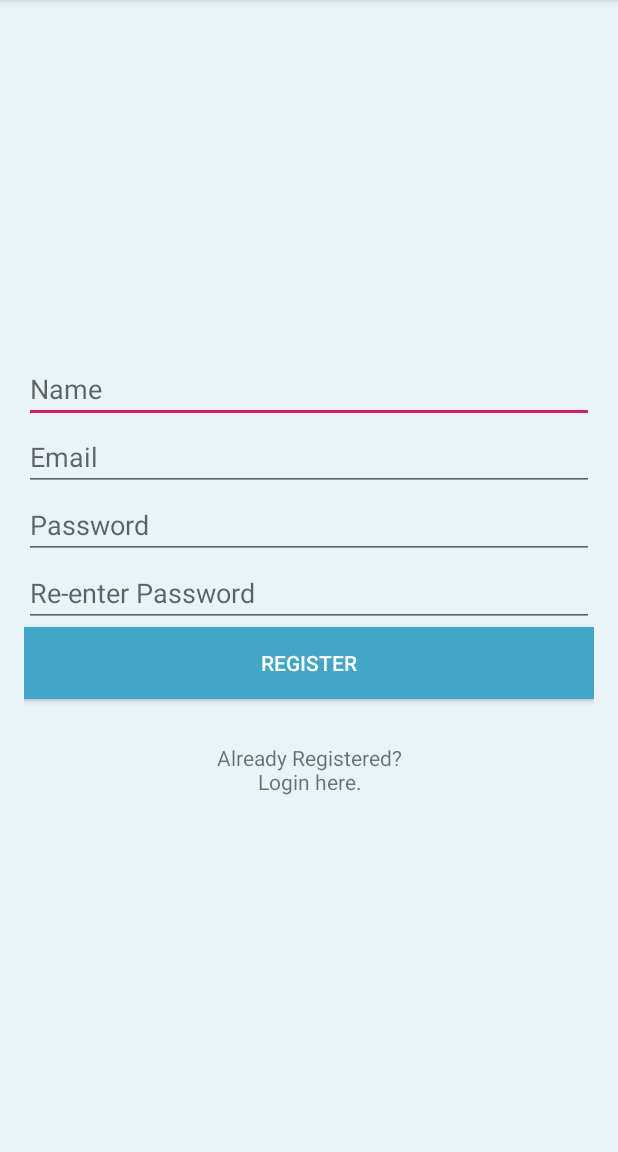
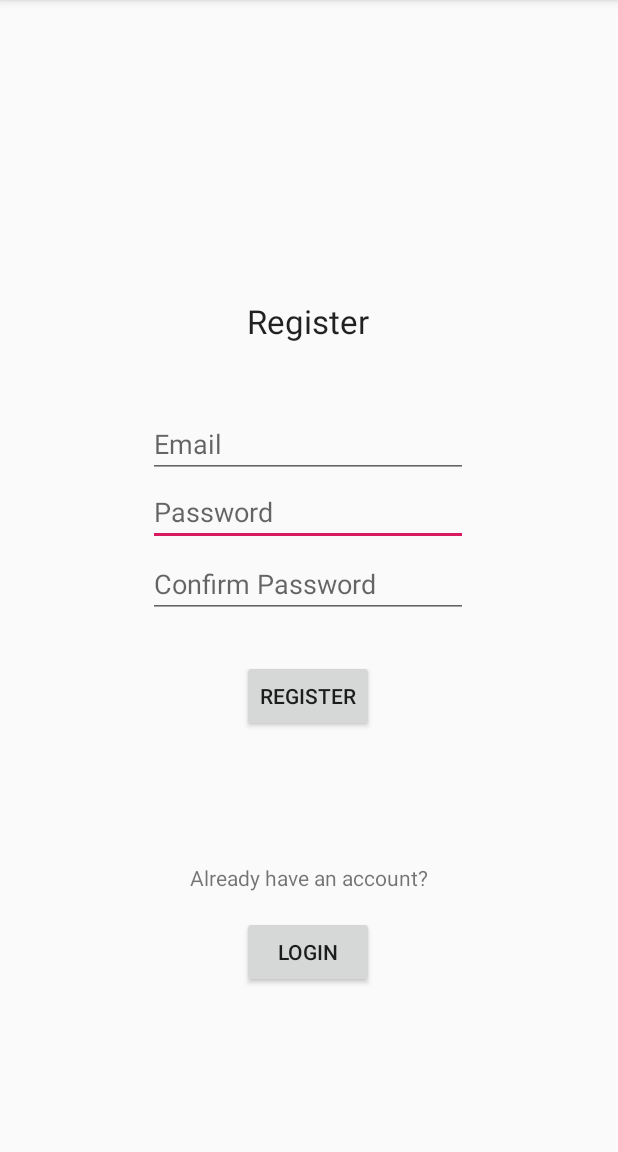
Before and after one commit to Cruz0421/Reminder, an Android app: the Register screen opened directly, with no data from a screen before it, on a phone screen of 412 x 824 dp, the part 84-1236 px from its top. Run offline under Robolectric (Android 15) with nearby library versions, the phone set to English and light mode, and no system bars; our stand-ins replace Volley.

Commit message:
Add files via upload

```diff
--- a/reminderapp/app/src/main/java/com/example/reminderapp/Register.java
+++ b/reminderapp/app/src/main/java/com/example/reminderapp/Register.java
@@ -22,24 +22,36 @@ import org.jetbrains.annotations.Nullable;
 import java.util.HashMap;
 import java.util.Map;
 
-public class Register extends AppCompatActivity {
+public class Register extends AppCompatActivity implements View.OnClickListener{
     private EditText etName, etEmail, etPassword, etReenterPassword;
     private TextView tvStatus;
     private Button btnRegister;
     private String URL = "ssh://artemis_csub/home/stu/pcruz/public_html/Reminder/register.php";
     private String name, email, password, reenterPassword;
+    TextView errortext;
+    String errorMsg = "";
+    Button loginbutton;
+    Button registerbutton;
 
     @Override
     protected void onCreate(@Nullable Bundle savedInstanceState) {
         super.onCreate(savedInstanceState);
         setContentView(R.layout.register);
-        etName = findViewById(R.id.etName);
-        etEmail = findViewById(R.id.etEmail);
-        etPassword = findViewById(R.id.etPassword);
-        etReenterPassword = findViewById(R.id.etReenterPassword);
-        tvStatus = findViewById(R.id.tvStatus);
-        btnRegister = findViewById(R.id.btnRegister);
+        //etName = findViewById(R.id.etName);
+        etEmail = findViewById(R.id.inputEmail);
+        etPassword = findViewById(R.id.inputPass);
+        etReenterPassword = findViewById(R.id.inputPass);
+        //tvStatus = findViewById(R.id.tvStatus);
+        btnRegister = findViewById(R.id.loginbutton);
         name = email = password = reenterPassword = "";
+
+        errortext = findViewById(R.id.errortext);
+        errortext.setText(errorMsg);
+        loginbutton = findViewById(R.id.loginbutton);
+        loginbutton.setOnClickListener(this);
+        registerbutton = findViewById(R.id.registerbutton);
+        registerbutton.setOnClickListener(this);
+
     }
 
     public void save(View view) {
@@ -88,4 +100,20 @@ public class Register extends AppCompatActivity {
         startActivity(intent);
         finish();
     }
+
+    @Override
+    public void onClick(View v) {
+        switch (v.getId()){
+            case R.id.loginbutton:
+                //what should happen when user clicks login
+                //login();
+                final Intent temp = new Intent(this, MainActivity.class);
+                startActivity(temp);
+                break;
+            case R.id.registerbutton:
+                // what should happen when user clicks register
+
+                break;
+        }
+    }
 }
--- a/reminderapp/app/src/main/res/layout/activity_main.xml
+++ b/reminderapp/app/src/main/res/layout/activity_main.xml
@@ -7,7 +7,7 @@
     tools:context=".MainActivity">
 
     <TextView
-        android:id="@+id/textAddReminder"
+        android:id="@+id/logintext"
         android:layout_width="wrap_content"
         android:layout_height="wrap_content"
         android:text="Login"
@@ -85,10 +85,10 @@
         android:id="@+id/registerText"
         android:layout_width="wrap_content"
         android:layout_height="wrap_content"
-        android:layout_marginStart="136dp"
-        android:layout_marginBottom="4dp"
+        android:layout_marginBottom="16dp"
         android:text="New? Register below!"
         app:layout_constraintBottom_toTopOf="@+id/registerbutton"
+        app:layout_constraintEnd_toEndOf="parent"
         app:layout_constraintStart_toStartOf="parent" />
 
 </androidx.constraintlayout.widget.ConstraintLayout>
--- a/reminderapp/app/src/main/res/layout/addreminder.xml
+++ b/reminderapp/app/src/main/res/layout/addreminder.xml
@@ -7,7 +7,7 @@
     tools:context=".MainActivity">
 
     <TextView
-        android:id="@+id/textAddReminder"
+        android:id="@+id/logintext"
         android:layout_width="wrap_content"
         android:layout_height="wrap_content"
         android:layout_marginTop="24dp"
@@ -50,7 +50,7 @@
         android:inputType="textPersonName"
         app:layout_constraintEnd_toEndOf="parent"
         app:layout_constraintStart_toStartOf="parent"
-        app:layout_constraintTop_toBottomOf="@+id/textAddReminder" />
+        app:layout_constraintTop_toBottomOf="@+id/logintext" />
 
     <Button
         android:id="@+id/setdate"
--- a/reminderapp/app/src/main/res/layout/register.xml
+++ b/reminderapp/app/src/main/res/layout/register.xml
@@ -1,66 +1,106 @@
 <?xml version="1.0" encoding="utf-8"?>
-<LinearLayout xmlns:android="http://schemas.android.com/apk/res/android"
+<androidx.constraintlayout.widget.ConstraintLayout xmlns:android="http://schemas.android.com/apk/res/android"
+    xmlns:app="http://schemas.android.com/apk/res-auto"
     xmlns:tools="http://schemas.android.com/tools"
-    android:orientation="vertical"
     android:layout_width="match_parent"
-    android:layout_height="match_parent"
-    android:background="#e8f4f8"
-    android:gravity="center"
-    android:padding="16dp">
+    android:layout_height="match_parent">
 
     <EditText
-        android:id="@+id/etName"
-        android:layout_width="match_parent"
+        android:id="@+id/inputPass"
+        android:layout_width="wrap_content"
         android:layout_height="wrap_content"
+        android:layout_marginBottom="76dp"
         android:ems="10"
-        android:inputType="textPersonName"
-        android:hint="Name" />
+        android:hint="Password"
+        android:inputType="textPassword"
+        app:layout_constraintBottom_toTopOf="@+id/registerbutton"
+        app:layout_constraintEnd_toEndOf="@+id/inputEmail"
+        app:layout_constraintHorizontal_bias="0.0"
+        app:layout_constraintStart_toStartOf="@+id/inputEmail" />
+
+    <TextView
+        android:id="@+id/registertext"
+        android:layout_width="wrap_content"
+        android:layout_height="wrap_content"
+        android:text="Register"
+        android:textAppearance="@style/TextAppearance.AppCompat.Large"
+        app:layout_constraintBottom_toTopOf="@+id/inputEmail"
+        app:layout_constraintEnd_toEndOf="parent"
+        app:layout_constraintHorizontal_bias="0.498"
+        app:layout_constraintStart_toStartOf="parent"
+        app:layout_constraintTop_toTopOf="parent"
+        app:layout_constraintVertical_bias="0.816" />
+
+    <Button
+        android:id="@+id/registerbutton"
+        android:layout_width="wrap_content"
+        android:layout_height="wrap_content"
+        android:layout_marginBottom="280dp"
+        android:onClick="sendMessage"
+        android:text="register"
+        app:layout_constraintBottom_toBottomOf="parent"
+        app:layout_constraintEnd_toEndOf="parent"
+        app:layout_constraintHorizontal_bias="0.498"
+        app:layout_constraintStart_toStartOf="parent" />
 
     <EditText
-        android:id="@+id/etEmail"
-        android:layout_width="match_parent"
+        android:id="@+id/inputEmail"
+        android:layout_width="wrap_content"
         android:layout_height="wrap_content"
+        android:layout_marginBottom="48dp"
         android:ems="10"
+        android:hint="Email"
         android:inputType="textEmailAddress"
-        android:hint="Email"/>
+        app:layout_constraintBottom_toTopOf="@+id/inputPass2"
+        app:layout_constraintEnd_toEndOf="parent"
+        app:layout_constraintHorizontal_bias="0.497"
+        app:layout_constraintStart_toStartOf="parent" />
 
     <EditText
-        android:id="@+id/etPassword"
-        android:layout_width="match_parent"
+        android:id="@+id/inputPass2"
+        android:layout_width="wrap_content"
         android:layout_height="wrap_content"
+        android:layout_marginBottom="28dp"
         android:ems="10"
+        android:hint="Confirm Password"
         android:inputType="textPassword"
-        android:hint="Password"/>
+        app:layout_constraintBottom_toTopOf="@+id/registerbutton"
+        app:layout_constraintEnd_toEndOf="@+id/inputEmail"
+        app:layout_constraintHorizontal_bias="0.0"
+        app:layout_constraintStart_toStartOf="@+id/inputEmail" />
 
-    <EditText
-        android:id="@+id/etReenterPassword"
-        android:layout_width="match_parent"
+    <TextView
+        android:id="@+id/errortext"
+        android:layout_width="wrap_content"
         android:layout_height="wrap_content"
-        android:ems="10"
-        android:inputType="textPassword"
-        android:hint="Re-enter Password"/>
+        android:layout_marginTop="24dp"
+        android:text="errorPlaceholder"
+        android:textColor="#FF0000"
+        app:layout_constraintEnd_toEndOf="@+id/registerbutton"
+        app:layout_constraintHorizontal_bias="0.47"
+        app:layout_constraintStart_toStartOf="@+id/registerbutton"
+        app:layout_constraintTop_toBottomOf="@+id/registerbutton" />
 
     <Button
-        android:id="@+id/btnRegister"
-        android:layout_width="match_parent"
+        android:id="@+id/loginbutton"
+        android:layout_width="wrap_content"
         android:layout_height="wrap_content"
-        android:background="#44a6c6"
-        android:onClick="save"
-        android:text="Register"
-        android:textColor="@android:color/white"
-        tools:ignore="UsingOnClickInXml" />
+        android:text="Login"
+        app:layout_constraintBottom_toBottomOf="parent"
+        app:layout_constraintEnd_toEndOf="parent"
+        app:layout_constraintHorizontal_bias="0.498"
+        app:layout_constraintStart_toStartOf="parent"
+        app:layout_constraintTop_toBottomOf="@+id/registerbutton"
+        app:layout_constraintVertical_bias="0.53" />
 
     <TextView
-        android:id="@+id/tvStatus"
-        android:layout_width="match_parent"
-        android:layout_height="wrap_content"/>
+        android:id="@+id/registerText"
+        android:layout_width="wrap_content"
+        android:layout_height="wrap_content"
+        android:layout_marginBottom="16dp"
+        android:text="Already have an account?"
+        app:layout_constraintBottom_toTopOf="@+id/loginbutton"
+        app:layout_constraintEnd_toEndOf="parent"
+        app:layout_constraintStart_toStartOf="parent" />
 
-    <TextView
-        android:layout_width="match_parent"
-        android:layout_height="wrap_content"
-        android:text="Already Registered?\nLogin here."
-        android:textAlignment="center"
-        android:layout_gravity="center_horizontal"
-        android:layout_marginTop="10dp"
-        android:onClick="login" />
-</LinearLayout>
+</androidx.constraintlayout.widget.ConstraintLayout>
```
Also changed, not shown: reminderapp/app/src/main/AndroidManifest.xml (+12 -0 lines), reminderapp/app/src/main/java/com/example/reminderapp/MainActivity.java (+18 -11 lines), reminderapp/app/src/main/java/com/example/reminderapp/NotificationService.java (added, +93 -0 lines), reminderapp/app/src/main/java/com/example/reminderapp/database.java (+35 -15 lines).
